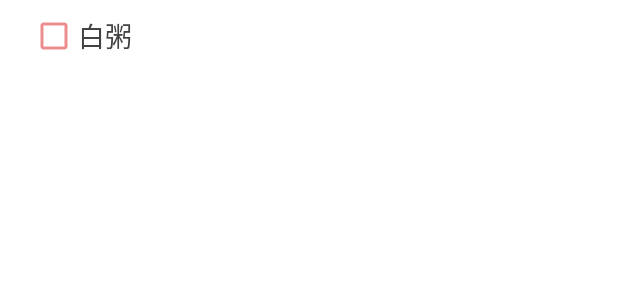
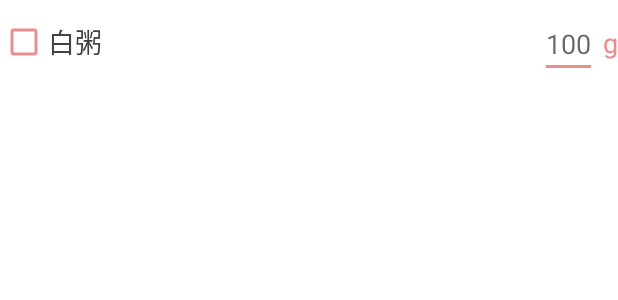
Before and after one commit to android-app-development-course/2021autumn-A15-Nutrition-consultation, an Android app: the layout foodselect_item.xml on its own in the app's theme, with its tools: preview values and no code run, on a phone screen of 412 x 824 dp. Shown: the top 300 px of the screen. Run offline under Robolectric (Android 15) with nearby library versions, the phone set to English and light mode, and no system bars.

Commit message:
添加食物具体摄入量

```diff
--- a/app/src/main/java/com/lnm011223/foods_secret/logic/model/FoodResponse.kt
+++ b/app/src/main/java/com/lnm011223/foods_secret/logic/model/FoodResponse.kt
@@ -26,12 +26,11 @@ data class FoodResponse(val code:String, @SerializedName("newslist")val FoodInfo
  * @param carbohydrate 碳水化合物
  * @param fat 脂肪
  * @param diaryFiber 膳食纤维
- * @param intakeAmount 摄入量（克），默认100
  */
 @Parcelize
 data class Food(val name:String="",
                 var isSelected:Boolean=true,
-                val intakeAmount:Int = 100,
+                var intakeAmount:Int = 100,
                 @SerializedName("rl") var power:Float=0.0F,
                 @SerializedName("dbz")val protein:Float=0.0F,
                 @SerializedName("zf") var fat:Float=0.0F,
--- a/app/src/main/java/com/lnm011223/foods_secret/ui/analyse/AnalyseFragment.kt
+++ b/app/src/main/java/com/lnm011223/foods_secret/ui/analyse/AnalyseFragment.kt
@@ -7,13 +7,11 @@ import androidx.fragment.app.Fragment
 import android.view.LayoutInflater
 import android.view.View
 import android.view.ViewGroup
-import android.widget.Toast
 import com.lnm011223.foods_secret.R
 import com.lnm011223.foods_secret.databinding.AnalyseFragmentBinding
 import com.lnm011223.foods_secret.logic.model.Food
 import kotlinx.android.synthetic.main.search_fragment.*
 
-@Suppress("UNCHECKED_CAST")
 class AnalyseFragment : Fragment() {
 
     private lateinit var analyseViewModel: AnalyseViewModel
@@ -63,4 +61,5 @@ class AnalyseFragment : Fragment() {
     private fun analyze() {
 
     }
+
 }
--- a/app/src/main/java/com/lnm011223/foods_secret/ui/tag/TagFragment.kt
+++ b/app/src/main/java/com/lnm011223/foods_secret/ui/tag/TagFragment.kt
@@ -61,7 +61,7 @@ class TagFragment : Fragment() {
         tagNameList.add(Tag("禽肉类",R.drawable.qinrou))
         tagNameList.add(Tag("乳类",R.drawable.rulei))
         tagNameList.add(Tag("蛋类",R.drawable.dan))
-        tagNameList.add(Tag("鱼虾蟹贝类",R.drawable.yuxia))
+        tagNameList.add(Tag("鱼虾蟹贝",R.drawable.yuxia))
         tagNameList.add(Tag("油脂类",R.drawable.youzhi))
         tagNameList.add(Tag("薯类淀粉",R.drawable.shulei))
         tagNameList.add(Tag("坚果种子",R.drawable.jianguo))
--- a/app/src/main/res/layout/foodselect_item.xml
+++ b/app/src/main/res/layout/foodselect_item.xml
@@ -1,22 +1,46 @@
 <?xml version="1.0" encoding="utf-8"?>
 <androidx.constraintlayout.widget.ConstraintLayout xmlns:android="http://schemas.android.com/apk/res/android"
     xmlns:app="http://schemas.android.com/apk/res-auto"
+    xmlns:tools="http://schemas.android.com/tools"
     android:layout_width="match_parent"
-    android:layout_height="wrap_content">
+    android:layout_height="wrap_content"
+    android:layout_marginTop="4dp">
 
     <com.google.android.material.checkbox.MaterialCheckBox
         android:id="@+id/foodCheckBox"
         android:layout_width="wrap_content"
         android:layout_height="wrap_content"
-        android:layout_marginStart="20dp"
+
         android:buttonTint="#EB8C8F"
+        android:maxWidth="200dp"
         android:text="白粥"
         android:textColor="#424242"
         android:textSize="18sp"
         app:layout_constraintBottom_toBottomOf="parent"
+        app:layout_constraintStart_toStartOf="parent"
+        app:layout_constraintTop_toTopOf="parent" />
+
+    <EditText
+        android:id="@+id/foodnum_edit"
+        android:layout_width="wrap_content"
+        android:layout_height="match_parent"
+        android:layout_marginEnd="4dp"
+        android:hint="100"
+        android:theme="@style/MyEditText"
+        app:layout_constraintBottom_toBottomOf="parent"
+        app:layout_constraintEnd_toStartOf="@+id/g_textview"
+        app:layout_constraintTop_toTopOf="parent"
+        app:layout_constraintVertical_bias="1.0" />
+
+    <TextView
+        android:id="@+id/g_textview"
+        android:layout_width="wrap_content"
+        android:layout_height="match_parent"
+        android:text="g"
+        android:textColor="#EB8C8F"
+        android:textSize="18sp"
+        app:layout_constraintBottom_toBottomOf="parent"
         app:layout_constraintEnd_toEndOf="parent"
-        app:layout_constraintHorizontal_bias="0.0"
-        app:layout_constraintStart_toStartOf="parent"
         app:layout_constraintTop_toTopOf="parent"
-        app:layout_constraintVertical_bias="0.0" />
+        />
 </androidx.constraintlayout.widget.ConstraintLayout>
--- a/app/src/main/res/values/themes.xml
+++ b/app/src/main/res/values/themes.xml
@@ -31,4 +31,9 @@
         <item name="colorControlHighlight">#90CAF9</item>
 
     </style>
+    <style name="MyEditText" parent="Theme.AppCompat.Light">
+        <item name="colorControlNormal">#EB8C8F</item>
+        <item name="colorControlActivated">#EB8C8F</item>
+    </style>
+
 </resources>
```
Also changed, not shown: app/src/main/java/com/lnm011223/foods_secret/FoodSelectAdapter.kt (+10 -0 lines), app/src/main/res/layout/select_fragment.xml (+7 -7 lines).
